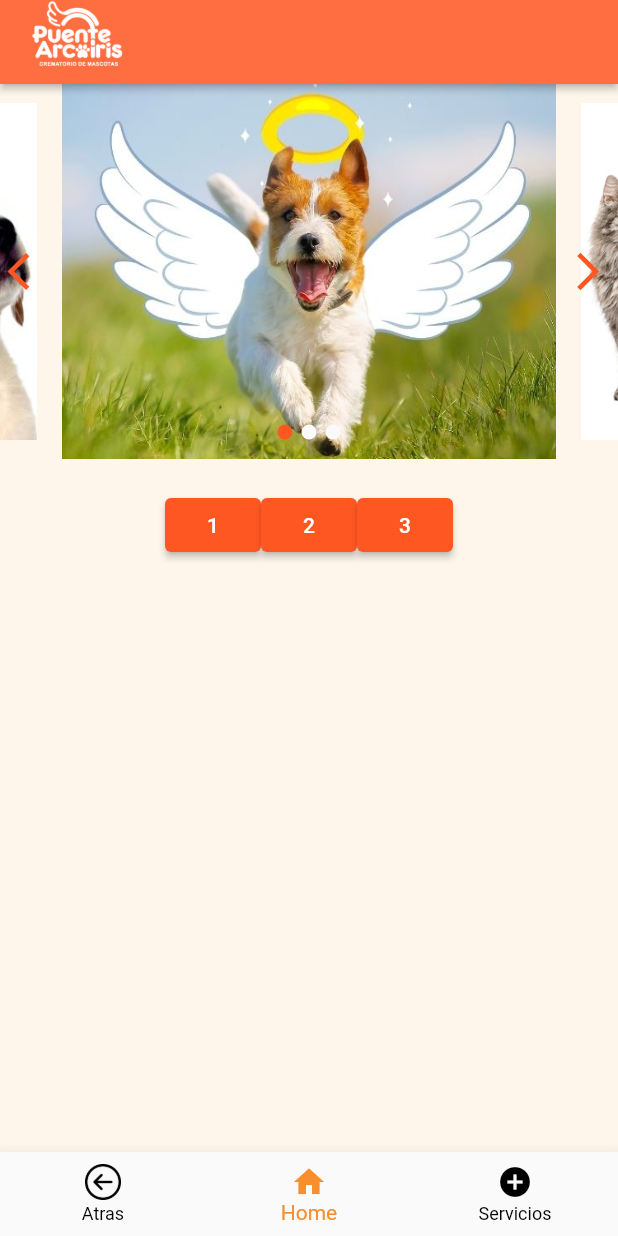
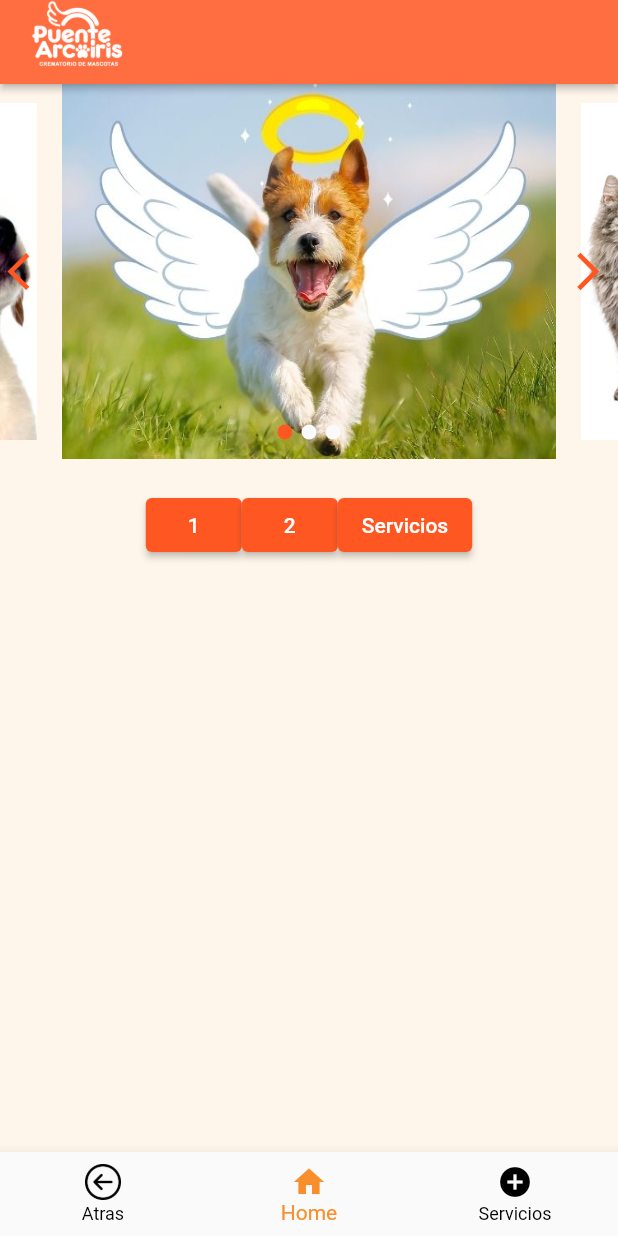
Before and after one commit to elcuenca3/MascotasTaller, a Flutter app: the screen it shows once a user with an empty profile is signed in, on a phone screen of 412 x 824 dp. Run offline on Flutter 3.47's test engine with Material 2 defaults, Android fonts, the light colour scheme and no system bars; drawn by our look-alikes of card_swiper; our stand-ins replace cloud_firestore, firebase_auth, firebase_core; accounts and stored records are empty.

```diff
--- a/lib/login.dart
+++ b/lib/acceso/login.dart
@@ -1,6 +1,6 @@
 import 'package:flutter/material.dart';
 import 'package:MascotasTaller/homepage.dart';
-import 'package:MascotasTaller/registro.dart';
+import 'package:MascotasTaller/acceso/registro.dart';
 import 'package:firebase_auth/firebase_auth.dart';
 import 'auth.dart';
 
--- a/lib/registro.dart
+++ b/lib/acceso/registro.dart
@@ -1,5 +1,5 @@
 import 'package:flutter/material.dart';
-import 'package:MascotasTaller/login.dart';
+import 'package:MascotasTaller/acceso/login.dart';
 
 class MyRegister extends StatefulWidget {
   const MyRegister({Key? key}) : super(key: key);
--- a/lib/widget_tree.dart
+++ b/lib/acceso/widget_tree.dart
@@ -1,7 +1,7 @@
 
-import 'package:MascotasTaller/auth.dart';
+import 'package:MascotasTaller/acceso/auth.dart';
 import 'package:MascotasTaller/homepage.dart';
-import 'package:MascotasTaller/login.dart';
+import 'package:MascotasTaller/acceso/login.dart';
 import 'package:flutter/material.dart';
 import 'package:MascotasTaller/main.dart';
 
--- a/lib/homepage.dart
+++ b/lib/homepage.dart
@@ -3,10 +3,10 @@ import 'package:flutter/material.dart';
 import 'package:card_swiper/card_swiper.dart';
 import 'package:cloud_firestore/cloud_firestore.dart';
 import 'package:firebase_core/firebase_core.dart';
-import 'package:MascotasTaller/login.dart';
-import 'package:MascotasTaller/registro.dart';
+import 'package:MascotasTaller/acceso/login.dart';
+import 'package:MascotasTaller/acceso/registro.dart';
 
-import 'ejemplo.dart';
+import 'pruebas/ejemplo.dart';
 
 class homePage extends StatefulWidget {
   const homePage({Key? key}) : super(key: key);
@@ -90,7 +90,12 @@ class _homePageState extends State<homePage> {
                 children: [
                   ElevatedButton(onPressed: () {}, child: Text("1")),
                   ElevatedButton(onPressed: () {}, child: Text("2")),
-                  ElevatedButton(onPressed: () {}, child: Text("3"))
+                  ElevatedButton(onPressed: () {
+                Navigator.push(
+                  context,
+                  MaterialPageRoute(builder: (context) => Servicios()),
+                );
+              }, child: Text("Servicios"))
                 ],
               ),
             ),
```
Also changed, not shown: lib/main.dart (+4 -4 lines), lib/acceso/auth.dart (renamed from lib/auth.dart), lib/pruebas/ejemplo.dart (renamed from lib/ejemplo.dart), lib/pruebas/pruebas.dart (added).
